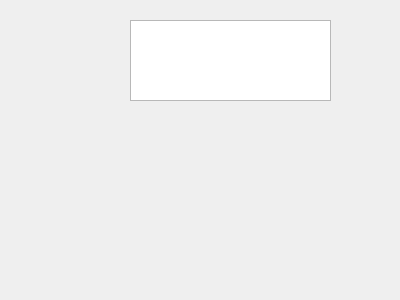
Above: mytabpage.ui from achupetlovski/RaW before the change. Below: the same form after it.
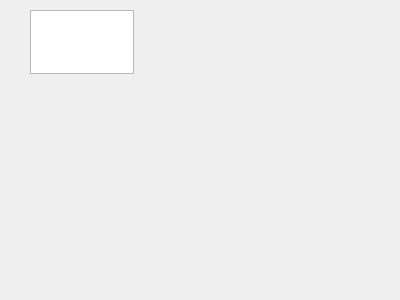
That is the form after the change.

Patch:
```diff
--- a/mytabpage.ui
+++ b/mytabpage.ui
@@ -16,10 +16,10 @@
   <widget class="QTextEdit" name="mTabTextEdit">
    <property name="geometry">
     <rect>
-     <x>130</x>
-     <y>20</y>
-     <width>201</width>
-     <height>81</height>
+     <x>30</x>
+     <y>10</y>
+     <width>104</width>
+     <height>64</height>
     </rect>
    </property>
   </widget>
```
Left out of the diff: 2 changed lines with no effect on the pictures.
